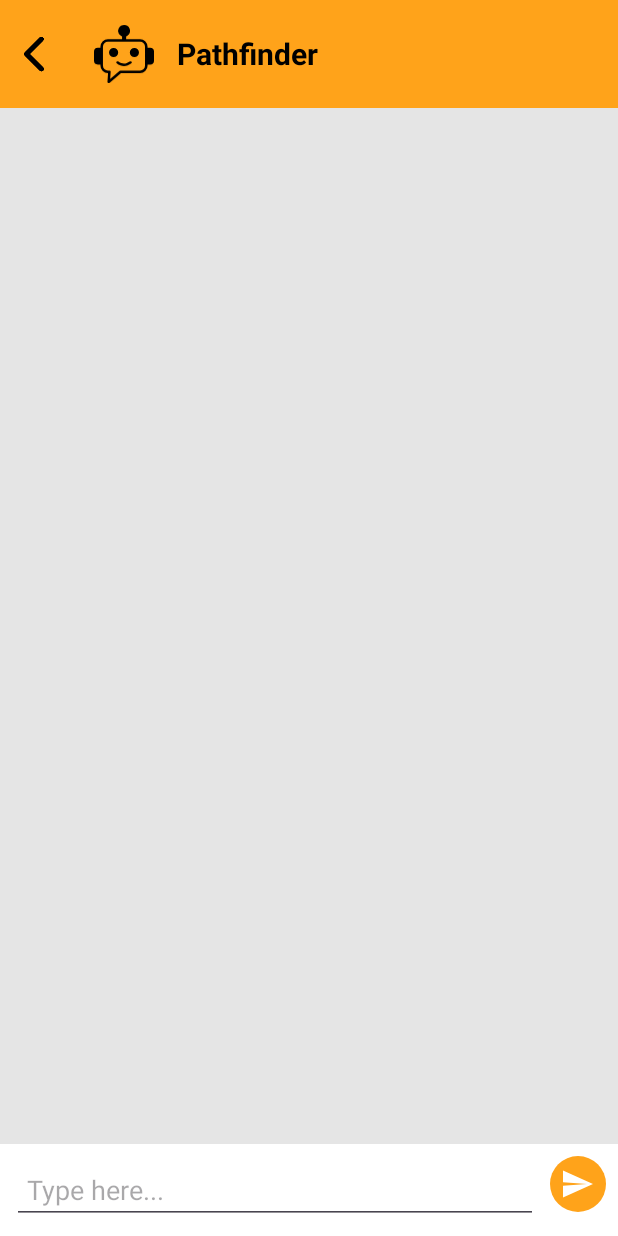
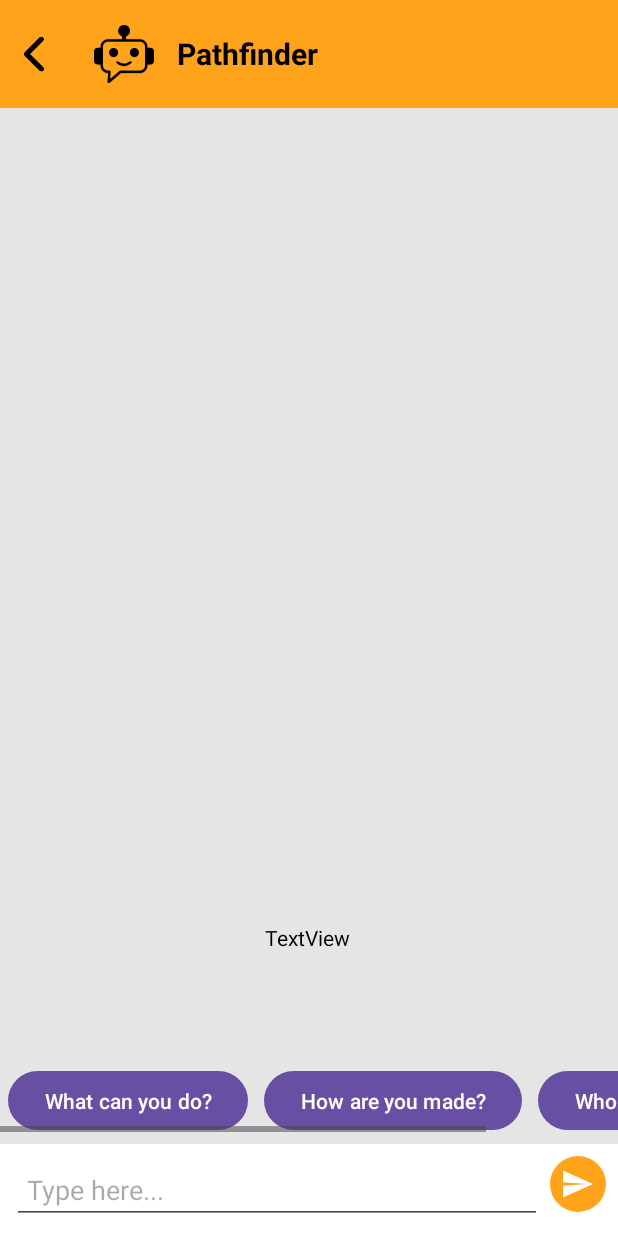
Before and after one commit to RISHIKEsH12321/MAD24_P01_Team3, an Android app: the Chatbot screen opened directly, with no data from a screen before it, on a phone screen of 412 x 824 dp. Run offline under Robolectric (Android 15) with nearby library versions, the phone set to English and light mode, and no system bars; our stand-ins replace Volley; libraries missing offline, so code that uses them is left out: com.google.ai.client.

Commit message:
Add Chatbot logic

```diff
--- a/app/build.gradle.kts
+++ b/app/build.gradle.kts
@@ -54,5 +54,7 @@ dependencies {
     implementation("com.github.bumptech.glide:glide:4.16.0")
     implementation("de.hdodenhof:circleimageview:3.1.0")
     implementation("com.google.android.material:material:1.3.0")
-
+    implementation("com.google.ai.client.generativeai:generativeai:0.9.0")
+    implementation("com.google.guava:guava:31.0.1-android")
+    implementation("org.reactivestreams:reactive-streams:1.0.4")
 }
--- a/app/src/main/res/layout/activity_chatbot.xml
+++ b/app/src/main/res/layout/activity_chatbot.xml
@@ -58,7 +58,49 @@
         app:layout_constraintStart_toStartOf="parent"
         app:layout_constraintEnd_toEndOf="parent"/>
 
-    <!-- Chat input area -->
+    <HorizontalScrollView
+        android:layout_width="0dp"
+        android:layout_height="50dp"
+        android:layout_marginBottom="8dp"
+        app:layout_constraintBottom_toTopOf="@+id/chat_input_layout"
+        app:layout_constraintEnd_toEndOf="parent"
+        app:layout_constraintHorizontal_bias="0.0"
+        app:layout_constraintStart_toStartOf="parent">
+
+        <LinearLayout
+            android:layout_width="wrap_content"
+            android:layout_height="match_parent"
+            android:orientation="horizontal">
+
+            <Button
+                android:id="@+id/button_prompt1"
+                android:layout_width="wrap_content"
+                android:layout_height="47.5dp"
+                android:onClick="inputDo"
+                android:layout_margin="5dp"
+                android:layout_marginRight="10dp"
+                android:text="What can you do?" />
+
+            <Button
+                android:id="@+id/button_prompt2"
+                android:layout_width="wrap_content"
+                android:layout_height="47.5dp"
+                android:onClick="inputMade"
+                android:layout_margin="5dp"
+                android:layout_marginRight="10dp"
+                android:text="How are you made?" />
+
+            <Button
+                android:id="@+id/button_prompt3"
+                android:layout_width="wrap_content"
+                android:layout_height="47.5dp"
+                android:onClick="inputCreated"
+                android:layout_margin="5dp"
+                android:layout_marginRight="10dp"
+                android:text="Who created you?" />
+        </LinearLayout>
+    </HorizontalScrollView>
+
     <LinearLayout
         android:id="@+id/chat_input_layout"
         android:layout_width="0dp"
@@ -83,10 +125,22 @@
             android:id="@+id/send_button"
             android:layout_width="wrap_content"
             android:layout_height="wrap_content"
-            android:layout_marginStart="8dp"
-            android:src="@drawable/ic_send"
+            android:layout_marginStart="5dp"
             android:background="@drawable/chat_input_bg"
-            android:contentDescription="@string/send" />
+            android:contentDescription="@string/send"
+            android:onClick="callGemini"
+            android:src="@drawable/ic_send" />
     </LinearLayout>
 
+    <TextView
+        android:id="@+id/testoutput"
+        android:layout_width="wrap_content"
+        android:layout_height="wrap_content"
+        android:layout_marginBottom="128dp"
+        android:text="TextView"
+        app:layout_constraintBottom_toTopOf="@+id/chat_input_layout"
+        app:layout_constraintEnd_toEndOf="parent"
+        app:layout_constraintHorizontal_bias="0.498"
+        app:layout_constraintStart_toStartOf="parent" />
+
 </androidx.constraintlayout.widget.ConstraintLayout>
```
Also changed, not shown: app/src/main/java/sg/edu/np/mad/travelhub/Chatbot.java (+110 -7 lines), app/src/main/res/drawable/chat_msg_bg.xml (added, +8 -0 lines), app/src/main/res/layout/chat_msg.xml (added, +14 -0 lines).
